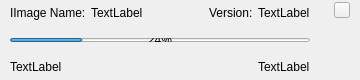
Above: src/common/transmission-item.ui from openeuler-mirror/ks-scmc-gui before the change. Below: the same form after it.
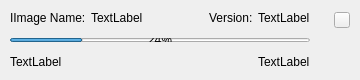
That is the form after the change.

Commit message: fix(image):improve transmission list and add interrupt function when user close list item - 完善传输列表，当用户点击关闭列表项时，添加中断传输功能

What changed in the file:
```diff
--- a/src/common/transmission-item.ui
+++ b/src/common/transmission-item.ui
@@ -33,13 +33,13 @@
     <number>10</number>
    </property>
    <property name="topMargin">
-    <number>0</number>
+    <number>10</number>
    </property>
    <property name="rightMargin">
     <number>10</number>
    </property>
    <property name="bottomMargin">
-    <number>0</number>
+    <number>10</number>
    </property>
    <item>
     <widget class="QWidget" name="widget" native="true">
@@ -182,6 +182,9 @@
      </property>
      <item>
       <layout class="QHBoxLayout" name="horizontalLayout_5">
+       <property name="spacing">
+        <number>0</number>
+       </property>
        <item>
         <spacer name="horizontalSpacer_3">
          <property name="orientation">
```
The commit also changes 11 other files.
